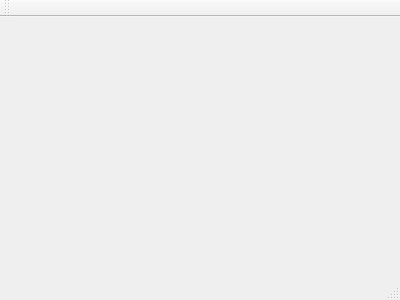
pussbb/Qi38nTranslator, file ui/qi38ntranslator.ui: the form before one commit.
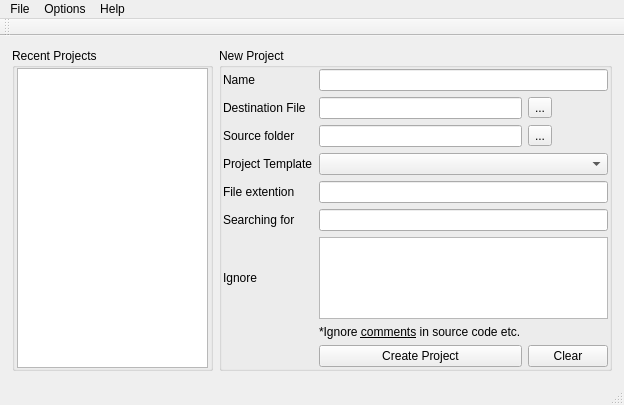
The form after the commit.

```diff
--- a/ui/qi38ntranslator.ui
+++ b/ui/qi38ntranslator.ui
@@ -1,24 +1,260 @@
 <ui version="4.0">
  <class>Qi38nTranslator</class>
- <widget class="QMainWindow" name="Qi38nTranslator" >
-  <property name="geometry" >
+ <widget class="QMainWindow" name="Qi38nTranslator">
+  <property name="geometry">
    <rect>
     <x>0</x>
     <y>0</y>
-    <width>400</width>
-    <height>300</height>
+    <width>624</width>
+    <height>405</height>
    </rect>
   </property>
   <property name="windowTitle" >
    <string>Qi38nTranslator</string>
   </property>
-  <widget class="QMenuBar" name="menuBar" />
-  <widget class="QToolBar" name="mainToolBar" />
-  <widget class="QWidget" name="centralWidget" />
-  <widget class="QStatusBar" name="statusBar" />
+  <widget class="QWidget" name="centralWidget">
+   <layout class="QGridLayout" name="gridLayout_2">
+    <property name="margin">
+     <number>1</number>
+    </property>
+    <item row="0" column="0">
+     <widget class="QStackedWidget" name="stackedWidget">
+      <property name="autoFillBackground">
+       <bool>true</bool>
+      </property>
+      <widget class="QWidget" name="page">
+       <layout class="QGridLayout" name="gridLayout">
+        <item row="0" column="0">
+         <widget class="QGroupBox" name="groupBox">
+          <property name="minimumSize">
+           <size>
+            <width>201</width>
+            <height>0</height>
+           </size>
+          </property>
+          <property name="maximumSize">
+           <size>
+            <width>201</width>
+            <height>16777215</height>
+           </size>
+          </property>
+          <property name="title">
+           <string>Recent Projects</string>
+          </property>
+          <layout class="QGridLayout" name="gridLayout_5">
+           <property name="leftMargin">
+            <number>2</number>
+           </property>
+           <property name="topMargin">
+            <number>0</number>
+           </property>
+           <property name="rightMargin">
+            <number>2</number>
+           </property>
+           <property name="bottomMargin">
+            <number>0</number>
+           </property>
+           <item row="0" column="0">
+            <widget class="QListWidget" name="listWidget"/>
+           </item>
+          </layout>
+         </widget>
+        </item>
+        <item row="0" column="1">
+         <widget class="QGroupBox" name="groupBox_2">
+          <property name="title">
+           <string>New Project</string>
+          </property>
+          <property name="flat">
+           <bool>false</bool>
+          </property>
+          <property name="checkable">
+           <bool>false</bool>
+          </property>
+          <layout class="QGridLayout" name="gridLayout_3">
+           <property name="margin">
+            <number>1</number>
+           </property>
+           <item row="0" column="0">
+            <layout class="QGridLayout" name="gridLayout_4">
+             <item row="0" column="0">
+              <widget class="QLabel" name="label">
+               <property name="text">
+                <string>Name</string>
+               </property>
+              </widget>
+             </item>
+             <item row="1" column="0">
+              <widget class="QLabel" name="label_2">
+               <property name="text">
+                <string>Destination File</string>
+               </property>
+              </widget>
+             </item>
+             <item row="1" column="2">
+              <widget class="QLineEdit" name="lineEdit_2"/>
+             </item>
+             <item row="5" column="0">
+              <widget class="QLabel" name="label_3">
+               <property name="text">
+                <string>Source folder</string>
+               </property>
+              </widget>
+             </item>
+             <item row="5" column="3">
+              <widget class="QToolButton" name="toolButton">
+               <property name="text">
+                <string>...</string>
+               </property>
+              </widget>
+             </item>
+             <item row="0" column="2" colspan="2">
+              <widget class="QLineEdit" name="lineEdit"/>
+             </item>
+             <item row="6" column="2" colspan="2">
+              <widget class="QComboBox" name="comboBox"/>
+             </item>
+             <item row="6" column="0">
+              <widget class="QLabel" name="label_4">
+               <property name="text">
+                <string>Project Template</string>
+               </property>
+              </widget>
+             </item>
+             <item row="9" column="2" colspan="2">
+              <widget class="QTextEdit" name="textEdit"/>
+             </item>
+             <item row="9" column="0">
+              <widget class="QLabel" name="label_5">
+               <property name="text">
+                <string>Ignore</string>
+               </property>
+              </widget>
+             </item>
+             <item row="7" column="0">
+              <widget class="QLabel" name="label_6">
+               <property name="text">
+                <string>File extention</string>
+               </property>
+              </widget>
+             </item>
+             <item row="1" column="3">
+              <widget class="QToolButton" name="toolButton_2">
+               <property name="text">
+                <string>...</string>
+               </property>
+              </widget>
+             </item>
+             <item row="10" column="2" colspan="2">
+              <widget class="QLabel" name="label_7">
+               <property name="text">
+                <string>&lt;!DOCTYPE HTML PUBLIC &quot;-//W3C//DTD HTML 4.0//EN&quot; &quot;http://www.w3.org/TR/REC-html40/strict.dtd&quot;&gt;
+&lt;html&gt;&lt;head&gt;&lt;meta name=&quot;qrichtext&quot; content=&quot;1&quot; /&gt;&lt;style type=&quot;text/css&quot;&gt;
+p, li { white-space: pre-wrap; }
+&lt;/style&gt;&lt;/head&gt;&lt;body style=&quot; font-family:'Ubuntu'; font-size:9pt; font-weight:400; font-style:normal;&quot;&gt;
+&lt;p style=&quot; margin-top:0px; margin-bottom:0px; margin-left:0px; margin-right:0px; -qt-block-indent:0; text-indent:0px;&quot;&gt;*Ignore &lt;span style=&quot; text-decoration: underline;&quot;&gt;comments&lt;/span&gt; in source code etc.&lt;/p&gt;&lt;/body&gt;&lt;/html&gt;</string>
+               </property>
+              </widget>
+             </item>
+             <item row="8" column="0">
+              <widget class="QLabel" name="label_8">
+               <property name="text">
+                <string>Searching for</string>
+               </property>
+              </widget>
+             </item>
+             <item row="7" column="2" colspan="2">
+              <widget class="QLineEdit" name="lineEdit_4"/>
+             </item>
+             <item row="8" column="2" colspan="2">
+              <widget class="QLineEdit" name="lineEdit_5"/>
+             </item>
+             <item row="5" column="2">
+              <widget class="QLineEdit" name="lineEdit_3"/>
+             </item>
+             <item row="11" column="2">
+              <widget class="QPushButton" name="pushButton">
+               <property name="text">
+                <string>Create Project</string>
+               </property>
+              </widget>
+             </item>
+             <item row="11" column="3">
+              <widget class="QPushButton" name="pushButton_2">
+               <property name="text">
+                <string>Clear</string>
+               </property>
+              </widget>
+             </item>
+            </layout>
+           </item>
+          </layout>
+         </widget>
+        </item>
+       </layout>
+      </widget>
+      <widget class="QWidget" name="page_2"/>
+     </widget>
+    </item>
+   </layout>
+  </widget>
+  <widget class="QMenuBar" name="menuBar">
+   <property name="geometry">
+    <rect>
+     <x>0</x>
+     <y>0</y>
+     <width>624</width>
+     <height>25</height>
+    </rect>
+   </property>
+   <widget class="QMenu" name="menuFile">
+    <property name="title">
+     <string>File</string>
+    </property>
+    <addaction name="actionClose"/>
+   </widget>
+   <widget class="QMenu" name="menuOptions">
+    <property name="title">
+     <string>Options</string>
+    </property>
+   </widget>
+   <widget class="QMenu" name="menuHelp">
+    <property name="title">
+     <string>Help</string>
+    </property>
+    <addaction name="actionAbout"/>
+    <addaction name="actionAbout_Qt"/>
+   </widget>
+   <addaction name="menuFile"/>
+   <addaction name="menuOptions"/>
+   <addaction name="menuHelp"/>
+  </widget>
+  <widget class="QStatusBar" name="statusBar"/>
+  <widget class="QToolBar" name="mainToolBar">
+   <attribute name="toolBarArea">
+    <enum>TopToolBarArea</enum>
+   </attribute>
+   <attribute name="toolBarBreak">
+    <bool>false</bool>
+   </attribute>
+  </widget>
+  <action name="actionAbout">
+   <property name="text">
+    <string>About</string>
+   </property>
+  </action>
+  <action name="actionAbout_Qt">
+   <property name="text">
+    <string>About Qt</string>
+   </property>
+  </action>
+  <action name="actionClose">
+   <property name="text">
+    <string>Close</string>
+   </property>
+  </action>
  </widget>
- <layoutDefault spacing="6" margin="11" />
- <pixmapfunction></pixmapfunction>
+ <layoutdefault spacing="6" margin="11"/>
  <resources/>
  <connections/>
 </ui>
```
Left out of the diff: 3 changed lines with no effect on the pictures.
